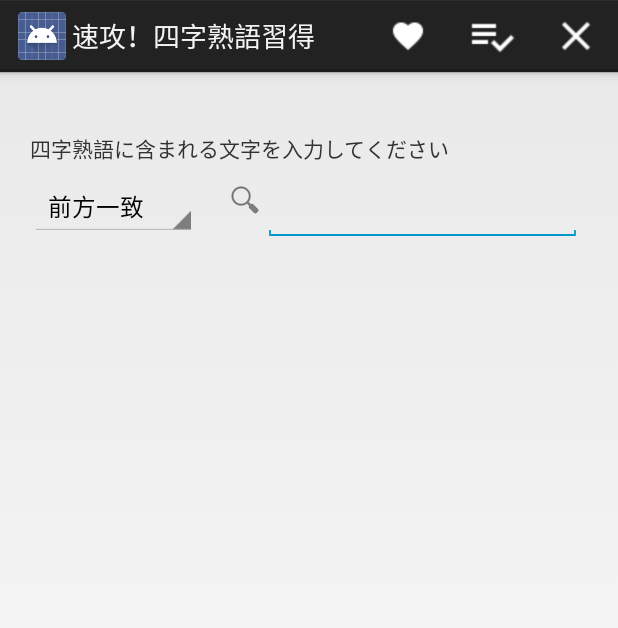
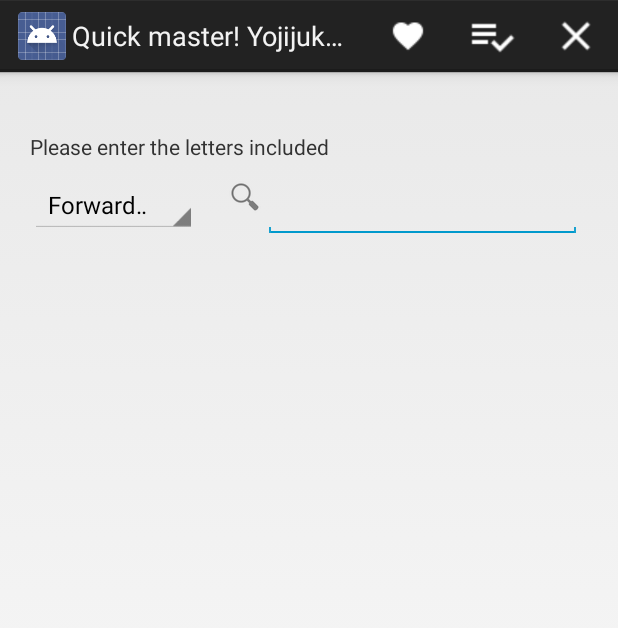
Before and after one commit to yoichi75jp/SearchIdiom4, an Android app: the screen it shows after launch (MainActivity), on a phone screen of 412 x 824 dp. Shown: the top 628 px of the screen. Run offline under Robolectric (Android 15) with nearby library versions, the phone set to English and light mode, and no system bars; our stand-ins replace AdMob; network calls fail; 4 statements that could not run were skipped.

Commit message:
2017/12/07 機能はほぼ完成

```diff
--- a/app/src/main/res/values/strings.xml
+++ b/app/src/main/res/values/strings.xml
@@ -1,66 +1,66 @@
 <resources>
-    <string name="app_name">速攻！四字熟語習得</string>
+    <string name="app_name">Quick master! Yojijukugo</string>
 
     <!--共通-->
     <string name="delimiter">\@</string>
     <string name="key_save">key_save</string>
-    <string name="find_meaning">意味を調べる</string>
-    <string name="confirm_whether_to_check_meaning">この四字熟語の意味を調べますか？</string>
+    <string name="find_meaning">Check meaning</string>
+    <string name="confirm_whether_to_check_meaning">Do you examine the meaning of this four-character idiom?</string>
     <string name="ok">OK</string>
-    <string name="cancel">キャンセル</string>
+    <string name="cancel">Cancel</string>
 
     <!--テスト文字列-->
     <string name="idiom_name_test">情状酌量</string>
     <string name="idiom_read_test">じょうじょうしゃくりょう</string>
-    <string name="view_count_test">閲覧回数 : 2回</string>
+    <string name="view_count_test">View count : 2 times</string>
     <string name="last_view_day_test">last : 2017/10/28</string>
 
     <!--ListView表示文字列-->
-    <string name="check_count">閲覧回数 : %1$d 回</string>
+    <string name="check_count">View count : %1$d times</string>
     <string name="last_check_day">last : %1$s</string>
 
     <!--MainActivity-->
-    <string name="search_title">四字熟語に含まれる文字を入力してください</string>
-    <string name="search_hint">検索文字入力</string>
+    <string name="search_title">Please enter the letters included</string>
+    <string name="search_hint">Search character input</string>
 
     <string-array name="match_pattern">
-        <item>前方一致</item>
-        <item>部分一致</item>
-        <item>後方一致</item>
+        <item>Forward match</item>
+        <item>Partial Match</item>
+        <item>Backward match</item>
     </string-array>
 
-    <string name="switch_forward">前方一致</string>
-    <string name="switch_partial">部分一致</string>
-    <string name="switch_backward">後方一致</string>
+    <string name="switch_forward">Forward match</string>
+    <string name="switch_partial">Partial Match</string>
+    <string name="switch_backward">Backward match</string>
 
-    <string name="search_count">%1$d 件</string>
+    <string name="search_count">%1$d item</string>
 
     <!--メニュータイトル-->
-    <string name="menu_favorite">お気に入り</string>
-    <string name="menu_history">履歴</string>
-    <string name="menu_close">終了</string>
+    <string name="menu_favorite">Favorite</string>
+    <string name="menu_history">History</string>
+    <string name="menu_close">Close</string>
 
     <!--メイン画面で戻るボタンを押下したときのメッセージ-->
-    <string name="final_title">終了メニュー</string>
-    <string name="final_message">アプリケーションを終了しますか？</string>
-    <string name="final_ok">終了</string>
-    <string name="final_cancel">キャンセル</string>
+    <string name="final_title">Exit menu</string>
+    <string name="final_message">Do you want to exit the application?</string>
+    <string name="final_ok">Exit</string>
+    <string name="final_cancel">Cancel</string>
 
     <!--HistoryActivity-->
-    <string name="history_description">意味を調べたことのある四字熟語の履歴</string>
-    <string name="check_all">全て選択</string>
-    <string name="uncheck_all">全て選択解除</string>
-    <string name="delete_history">履歴から削除する</string>
-    <string name="title_delete_history">履歴削除</string>
-    <string name="confirm_whether_to_delete_history">チェックしている履歴を削除しますか？</string>
+    <string name="history_description">History of list of idiom that you have studied</string>
+    <string name="check_all">Select all</string>
+    <string name="uncheck_all">Deselect all</string>
+    <string name="delete_history">Delete from history</string>
+    <string name="title_delete_history">Delete history</string>
+    <string name="confirm_whether_to_delete_history">Would you like to delete the checked history?</string>
 
     <!--FavoriteActivity-->
-    <string name="favorite_description">お気に入りリストです</string>
+    <string name="favorite_description">My favorite list</string>
 
     <!--WedBrowserActivity-->
-    <string name="look_answer">意味を確認</string>
+    <string name="look_answer">Confirm meaning</string>
 
-    <string name="search_description">Webで検索</string>
-    <string name="search_word">%1$s+意味</string>
+    <string name="search_description">Search on the Web</string>
+    <string name="search_word">%1$s+meaning</string>
 
 </resources>
```
Also changed, not shown: app/src/main/java/com/aufthesis/searchidiom4/FavoriteActivity.java (+37 -0 lines), app/src/main/java/com/aufthesis/searchidiom4/HistoryActivity.java (+43 -5 lines), app/src/main/java/com/aufthesis/searchidiom4/Idiom.java (+6 -1 lines), app/src/main/java/com/aufthesis/searchidiom4/MainActivity.java (+37 -16 lines), 1 other file.
